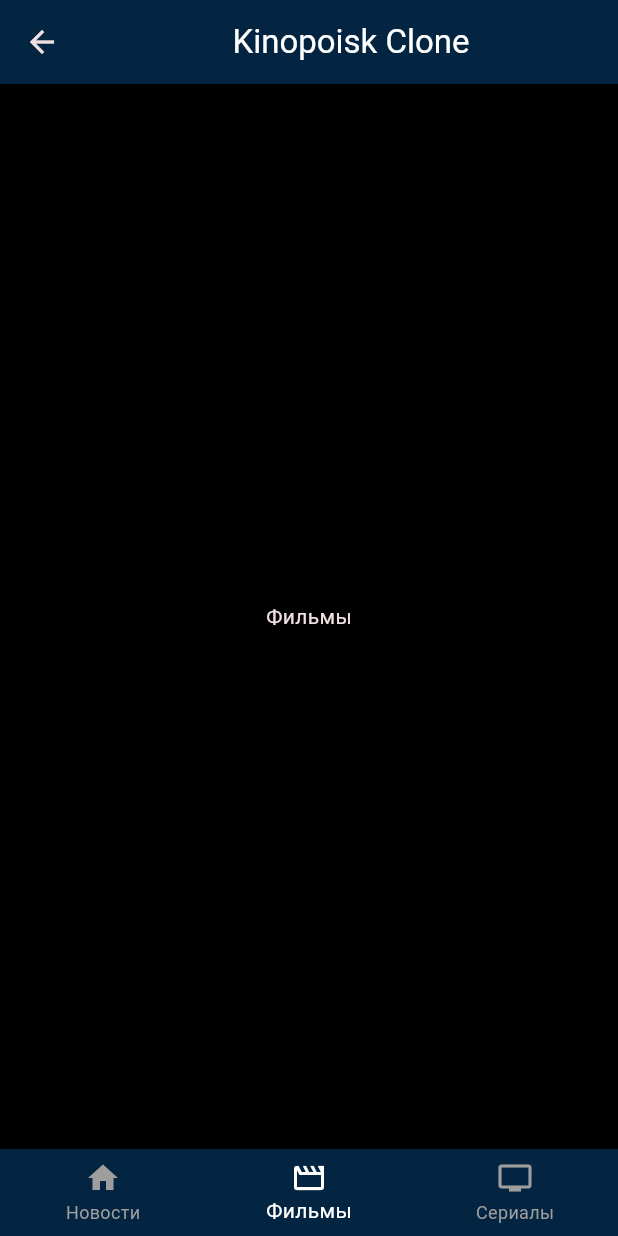
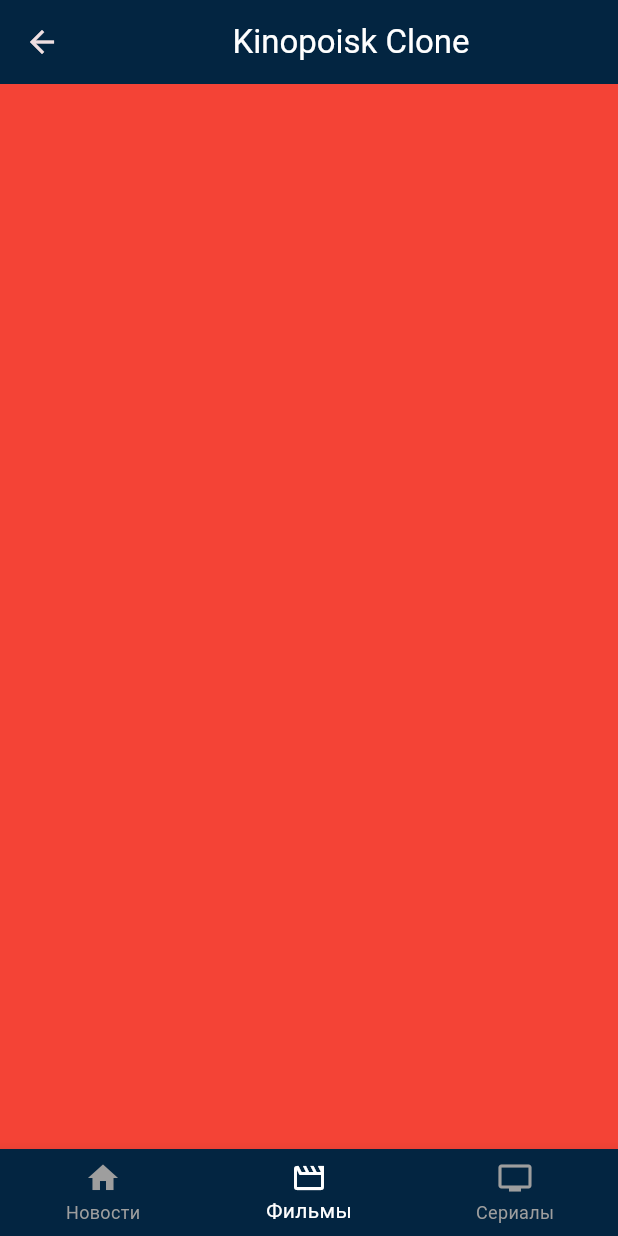
Before and after one commit to GhOsTiK56/Flutter-Kinopoisk-Clone, a Flutter app: the MainScreenWidget screen opened by its route, item 2 of the bottom bar chosen, on a phone screen of 412 x 824 dp. Run offline on Flutter 3.47's test engine with Material 3 defaults, Android fonts, the phone set to English and light mode, and no system bars.

Commit message:
Поправил main_screen

```diff
--- a/lib/widgets/main_screen/main_screen_widget.dart
+++ b/lib/widgets/main_screen/main_screen_widget.dart
@@ -1,5 +1,6 @@
 import 'package:flutter/material.dart';
 import 'package:flutter_kinopoisk_clone/Theme/app_colors.dart';
+import 'package:flutter_kinopoisk_clone/widgets/movie_list/movie_list_widget.dart';
 
 class MainScreenWidget extends StatefulWidget {
   const MainScreenWidget({super.key});
@@ -13,7 +14,7 @@ class _MainScreenWidgetState extends State<MainScreenWidget> {
 
   static const List<Widget> _widgetOptions = <Widget>[
     Text('Новости'),
-    Text('Фильмы'),
+    MovieListWidget(),
     Text('Сериалы'),
   ];
 
--- /dev/null
+++ b/lib/widgets/movie_list/movie_list_widget.dart
@@ -0,0 +1,10 @@
+import 'package:flutter/material.dart';
+
+class MovieListWidget extends StatelessWidget {
+  const MovieListWidget({super.key});
+
+  @override
+  Widget build(BuildContext context) {
+    return Container(color: Colors.red);
+  }
+}
```
